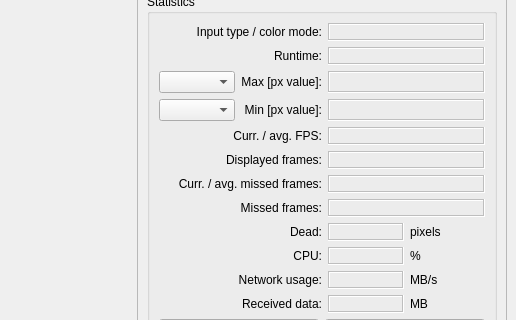
epics-extensions/c2dataviewer, file c2dataviewer/ui/imagev.ui: the form before one commit; both pictures show x 603 to 1119 and y 448 to 768 of the 1119 by 850 pixel window.
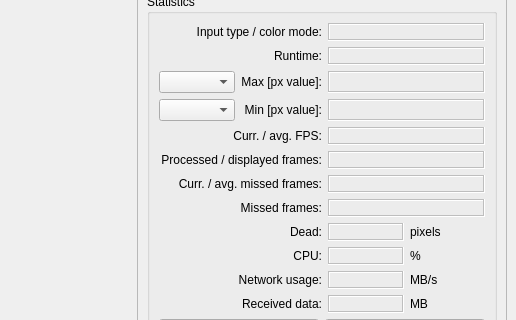
The form after the commit. Custom widgets are drawn as their Qt base class.

Commit message: Separate processed/displayed frames statistics

```diff
--- a/c2dataviewer/ui/imagev.ui
+++ b/c2dataviewer/ui/imagev.ui
@@ -419,7 +419,7 @@
               <item row="5" column="0" colspan="2">
                <widget class="QLabel" name="label_67">
                 <property name="text">
-                 <string>Displayed frames:</string>
+                 <string>Processed / displayed frames:</string>
                 </property>
                 <property name="alignment">
                  <set>Qt::AlignRight|Qt::AlignTrailing|Qt::AlignVCenter</set>
```
The commit also changes 2 other files.
